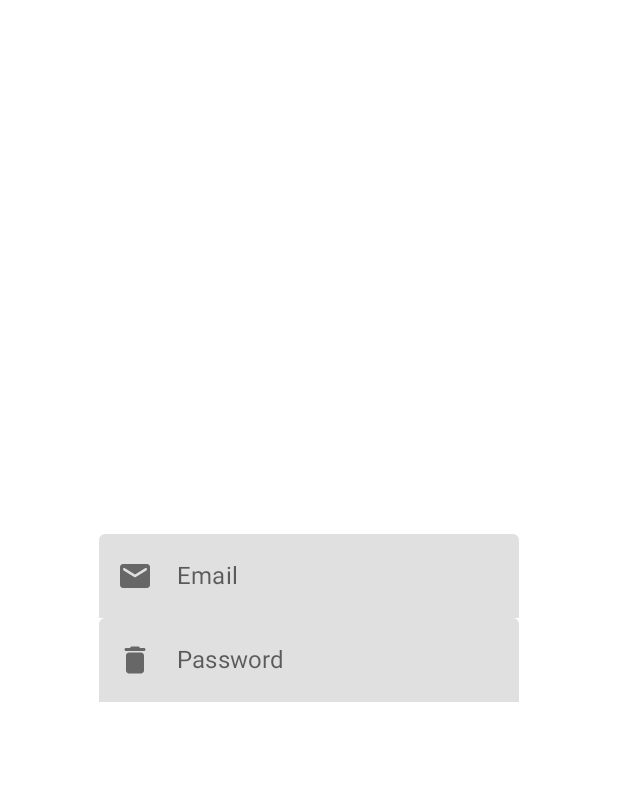
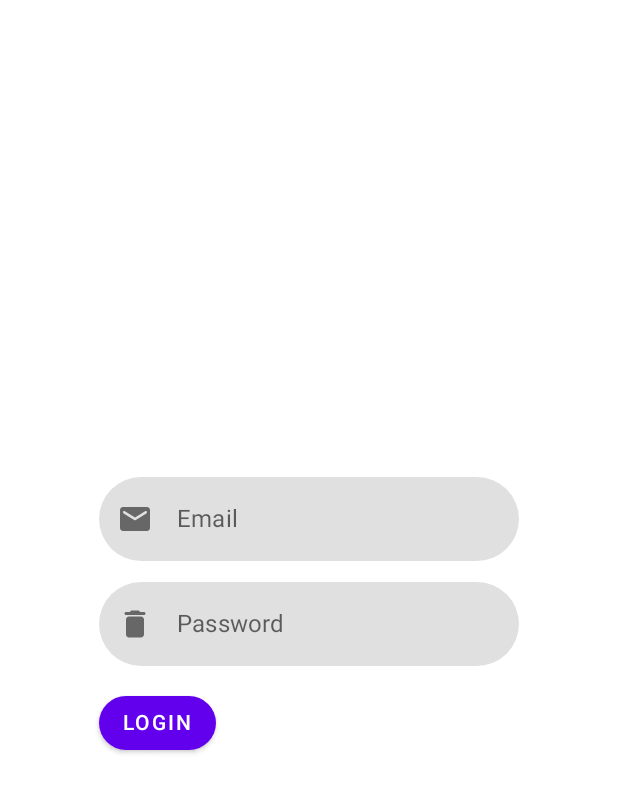
Before and after one commit to randomemer/musicmuse-app, an Android app built with Jetpack Compose: the @Preview function Login, on a phone screen of 412 x 824 dp. Shown: the top 793 px of the screen. Run offline under Robolectric (Android 15) with nearby library versions, the phone set to English and light mode, and no system bars.

Commit message:
added splash screen (need to fix bugs)

```diff
--- a/app/src/main/java/com/musicmuse/app/ui/screens/Home.kt
+++ b/app/src/main/java/com/musicmuse/app/ui/screens/Home.kt
@@ -1,10 +1,11 @@
 package com.musicmuse.app.ui.screens
 
-import androidx.compose.material.Scaffold
 import androidx.compose.material.Text
 import androidx.compose.runtime.Composable
+import androidx.compose.ui.tooling.preview.Preview
 
+@Preview(name = "HomeScreen")
 @Composable
 fun Home() {
-    Text("Sup brah")
+  Text("Sup brah")
 }
--- a/app/src/main/java/com/musicmuse/app/ui/screens/Login.kt
+++ b/app/src/main/java/com/musicmuse/app/ui/screens/Login.kt
@@ -3,21 +3,25 @@
 package com.musicmuse.app.ui.screens
 
 import androidx.compose.foundation.layout.*
-import androidx.compose.runtime.*
+import androidx.compose.foundation.shape.RoundedCornerShape
 import androidx.compose.material.*
 import androidx.compose.material.icons.Icons
 import androidx.compose.material.icons.rounded.Delete
 import androidx.compose.material.icons.rounded.Email
+import androidx.compose.runtime.*
 import androidx.compose.ui.Alignment
 import androidx.compose.ui.Modifier
 import androidx.compose.ui.graphics.Color
 import androidx.compose.ui.text.input.TextFieldValue
+import androidx.compose.ui.tooling.preview.Preview
 import androidx.compose.ui.unit.dp
 
+@Preview(name = "LoginScreen")
 @Composable
 fun Login() {
   var email by remember { mutableStateOf(TextFieldValue("")) }
   var password by remember { mutableStateOf(TextFieldValue("")) }
+
 
   Scaffold { padding ->
     Box(Modifier.padding(padding).fillMaxHeight()) {
@@ -27,11 +31,12 @@ fun Login() {
         horizontalAlignment = Alignment.CenterHorizontally
       ) {
         Box(Modifier.padding(0.dp)) {
-                    Column {
+          Column(verticalArrangement = Arrangement.spacedBy(14.dp)) {
             TextField(
               value = email,
               leadingIcon = { Icon(Icons.Rounded.Email, "Email") },
               placeholder = { Text("Email") },
+              shape = RoundedCornerShape(100),
               onValueChange = { email = it },
               colors = TextFieldDefaults.textFieldColors(
                 focusedIndicatorColor = Color.Transparent,
@@ -42,15 +47,19 @@ fun Login() {
               value = password,
               leadingIcon = { Icon(Icons.Rounded.Delete, "Password") },
               placeholder = { Text("Password") },
+              shape = RoundedCornerShape(100),
               onValueChange = { password = it },
               colors = TextFieldDefaults.textFieldColors(
                 focusedIndicatorColor = Color.Transparent,
                 unfocusedIndicatorColor = Color.Transparent
               )
             )
+            Button(onClick = {}, shape = RoundedCornerShape(100)) {
+              Text("LOGIN")
             }
           }
         }
       }
     }
   }
+}
--- /dev/null
+++ b/app/src/main/res/drawable/logo.xml
@@ -0,0 +1,39 @@
+<vector xmlns:android="http://schemas.android.com/apk/res/android"
+    android:width="200dp"
+    android:height="200dp"
+    android:viewportWidth="200"
+    android:viewportHeight="200">
+  <path
+      android:pathData="M100,100m-100,0a100,100 0,1 1,200 0a100,100 0,1 1,-200 0"
+      android:fillColor="#9C27B0"/>
+  <path
+      android:pathData="M168.5,110.8c-2,0 -3.5,-1.7 -3.5,-3.7V93.9c0,-2 1.5,-3.7 3.5,-3.7s3.5,1.7 3.5,3.7v13.3C172,109.2 170.5,110.8 168.5,110.8z"
+      android:fillColor="#FFFFFF"/>
+  <path
+      android:pathData="M40.5,110.8c-2,0 -3.5,-1.7 -3.5,-3.7V93.9c0,-2 1.5,-3.7 3.5,-3.7s3.5,1.7 3.5,3.7v13.3C44,109.2 42.5,110.8 40.5,110.8z"
+      android:fillColor="#FFFFFF"/>
+  <path
+      android:pathData="M68.5,152.9c-2.1,0 -3.5,-2 -3.5,-4.4v-96c0,-2.4 1.4,-4.4 3.5,-4.4s3.5,2 3.5,4.4v96.1C72,151 70.5,152.9 68.5,152.9z"
+      android:fillColor="#FFFFFF"/>
+  <path
+      android:pathData="M53.5,129.4c-2.1,0 -3.5,-1.7 -3.5,-3.7V75.4c0,-2.1 1.4,-3.7 3.5,-3.7s3.5,1.7 3.5,3.7v50.3C57,127.7 55.5,129.4 53.5,129.4z"
+      android:fillColor="#FFFFFF"/>
+  <path
+      android:pathData="M83,129.4c-2.1,0 -4,-1.7 -4,-3.7V75.4c0,-2.1 1.9,-3.7 4,-3.7s4,1.7 4,3.7v50.3C87,127.7 85,129.4 83,129.4z"
+      android:fillColor="#FFFFFF"/>
+  <path
+      android:pathData="M111,129.4c-2.1,0 -4,-1.7 -4,-3.7V75.4c0,-2.1 1.9,-3.7 4,-3.7s4,1.7 4,3.7v50.3C115,127.7 113,129.4 111,129.4z"
+      android:fillColor="#FFFFFF"/>
+  <path
+      android:pathData="M140.5,129.4c-2.1,0 -3.5,-1.7 -3.5,-3.7V75.4c0,-2.1 1.4,-3.7 3.5,-3.7s3.5,1.7 3.5,3.7v50.3C144,127.7 142.5,129.4 140.5,129.4z"
+      android:fillColor="#FFFFFF"/>
+  <path
+      android:pathData="M126,116.3c-2.1,0 -4,-1.7 -4,-3.7V88.4c0,-2.1 1.9,-3.7 4,-3.7c2.1,0 4,1.7 4,3.7v24.2C130,114.7 128,116.3 126,116.3z"
+      android:fillColor="#FFFFFF"/>
+  <path
+      android:pathData="M155.5,116.2c-2.1,0 -3.5,-1.7 -3.5,-3.7V88.2c0,-2.1 1.4,-3.7 3.5,-3.7s3.5,1.7 3.5,3.7v24.2C159,114.5 157.5,116.2 155.5,116.2z"
+      android:fillColor="#FFFFFF"/>
+  <path
+      android:pathData="M97.5,116.3c-2.1,0 -3.5,-1.7 -3.5,-3.7V88.4c0,-2.1 1.4,-3.7 3.5,-3.7s3.5,1.7 3.5,3.7v24.2C101,114.7 99.5,116.3 97.5,116.3z"
+      android:fillColor="#FFFFFF"/>
+</vector>
--- a/app/src/main/res/values/themes.xml
+++ b/app/src/main/res/values/themes.xml
@@ -1,4 +1,4 @@
-<resources xmlns:tools="http://schemas.android.com/tools">
+<resources>
   <!-- Base application theme. -->
   <style name="Theme.MusicMuse" parent="Theme.MaterialComponents.DayNight.DarkActionBar">
     <!-- Primary brand color. -->
@@ -13,4 +13,9 @@
     <item name="android:statusBarColor">?attr/colorPrimaryVariant</item>
     <!-- Customize your theme here. -->
   </style>
+
+  <style name="SplashScreenTheme" parent="Theme.SplashScreen">
+    <item name="windowSplashScreenBackground">@color/background</item>
+    <item name="windowSplashScreenAnimatedIcon">@drawable/logo</item>
+  </style>
 </resources>
```
Also changed, not shown: app/build.gradle (+7 -2 lines), app/src/main/AndroidManifest.xml (+4 -5 lines), app/src/main/java/com/musicmuse/app/MainActivity.kt (+17 -7 lines), app/src/main/java/com/musicmuse/app/ui/App.kt (+3 -10 lines), app/src/main/java/com/musicmuse/app/ui/screens/Splash.kt (added, +7 -0 lines), app/src/main/java/com/musicmuse/app/utils/GlobalData.kt (added, +13 -0 lines), app/src/main/res/layout/activity_main.xml (deleted, +0 -35 lines), app/src/main/res/layout/fragment_dashboard.xml (deleted, +0 -23 lines), app/src/main/res/layout/fragment_home.xml (deleted, +0 -23 lines), app/src/main/res/layout/fragment_notifications.xml (deleted, +0 -23 lines), app/src/main/res/menu/bottom_nav_menu.xml (deleted, +0 -19 lines), app/src/main/res/navigation/mobile_navigation.xml (deleted, +0 -25 lines), app/src/main/res/values/colors.xml (+7 -0 lines), build.gradle (indentation only), 1 more files, 1 other file. Lines whose indentation alone changed are shown as unchanged.
